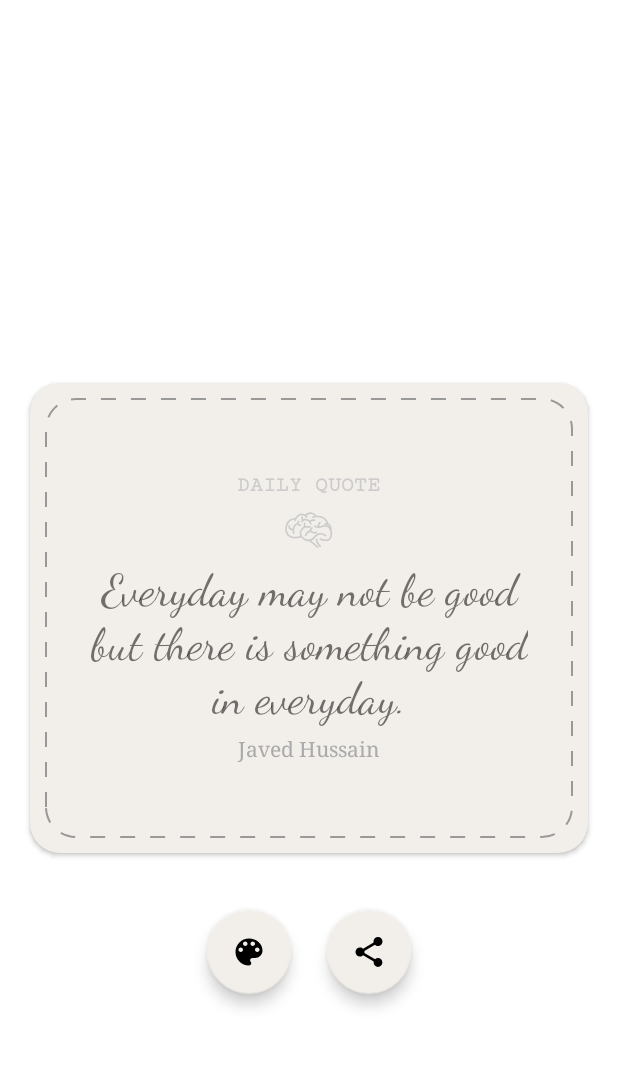
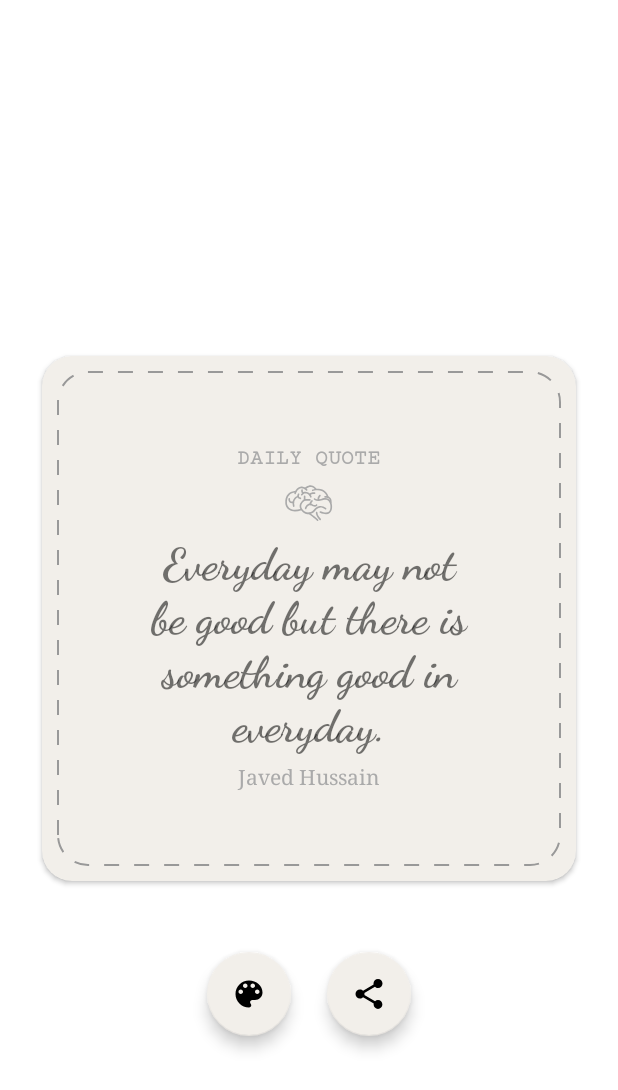
Before and after one commit to javedh-dev/Habits, an Android app: the layout quote_card.xml on its own in the app's theme, with its tools: preview values and no code run, on a phone screen of 412 x 824 dp. Shown: the top 1090 px of the screen. Run offline under Robolectric (Android 15) with nearby library versions, the phone set to English and light mode, and no system bars; plain views replace dev.

Commit message:
Add quote card - Sharing with app link

```diff
--- a/app/src/main/res/layout-land/quote_card.xml
+++ b/app/src/main/res/layout-land/quote_card.xml
@@ -22,6 +22,7 @@
         app:layout_constraintBottom_toBottomOf="parent"
         app:layout_constraintEnd_toEndOf="parent"
         app:layout_constraintStart_toStartOf="parent"
+        app:cardUseCompatPadding="true"
         app:layout_constraintTop_toTopOf="parent">
 
         <LinearLayout
@@ -58,6 +59,7 @@
                 android:layout_width="match_parent"
                 android:layout_height="wrap_content"
                 android:fontFamily="cursive"
+                android:textStyle="bold"
                 android:text="@string/sample_quote"
                 android:textAlignment="center"
                 android:textSize="@dimen/quote_text_qize" />
--- a/app/src/main/res/layout/quote_card.xml
+++ b/app/src/main/res/layout/quote_card.xml
@@ -22,6 +22,7 @@
         app:layout_constraintBottom_toBottomOf="parent"
         app:layout_constraintEnd_toEndOf="parent"
         app:layout_constraintStart_toStartOf="parent"
+        app:cardUseCompatPadding="true"
         app:layout_constraintTop_toTopOf="parent">
 
         <LinearLayout
@@ -41,7 +42,7 @@
                 android:fontFamily="serif-monospace"
                 android:text="@string/daily_quote"
                 android:textAllCaps="true"
-                android:textColor="@color/lightest_gray"
+                android:textColor="@color/light_gray"
                 android:textSize="@dimen/regular_text_size"
                 android:textStyle="bold" />
 
@@ -51,13 +52,14 @@
                 android:layout_margin="@dimen/medium_space"
                 android:contentDescription="@string/app_logo_description"
                 android:src="@drawable/ic_icon"
-                app:tint="@color/lightest_gray" />
+                app:tint="@color/light_gray" />
 
             <TextView
                 android:id="@+id/quote_text"
                 android:layout_width="match_parent"
                 android:layout_height="wrap_content"
                 android:fontFamily="cursive"
+                android:textStyle="bold"
                 android:text="@string/sample_quote"
                 android:textAlignment="center"
                 android:textSize="@dimen/quote_text_qize" />
--- a/app/src/main/res/values/arrays.xml
+++ b/app/src/main/res/values/arrays.xml
@@ -145,6 +145,7 @@
     </array>
 
     <array name="card_background_palette">
+        <item>@color/quote_card_color</item>
         <item>#f1f6f9</item>
         <item>#f1d4d4</item>
         <item>#bce6eb</item>
--- a/app/src/main/res/values/strings.xml
+++ b/app/src/main/res/values/strings.xml
@@ -88,6 +88,7 @@
     <string name="sample_author">Javed Hussain</string>
     <string name="share_quote">share quote</string>
     <string name="quote_of_the_day">Quote of the day</string>
+    <string name="quote_share_extra_text">Found this awesome quote on Habits app!!!! Download now - https://ply.gl/dev.javed.habits</string>
 
 
     <string-array name="journal_types">
```
Also changed, not shown: app/src/main/java/dev/javed/habits/fragments/QuoteSheetFragment.java (+1 -32 lines).
